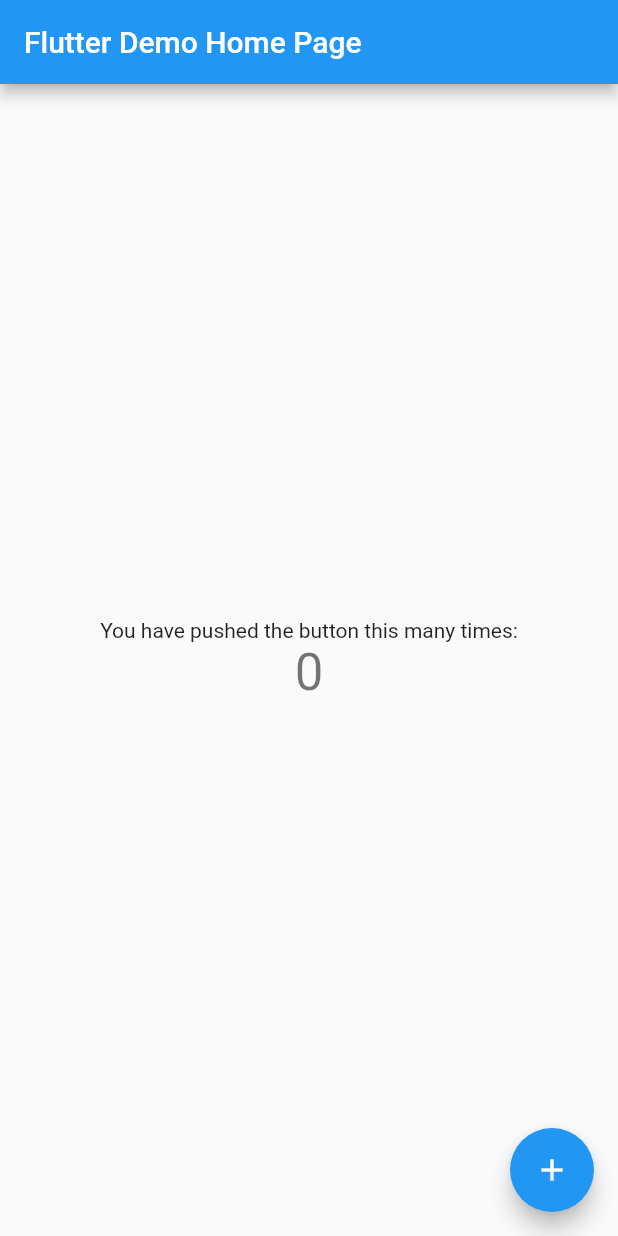
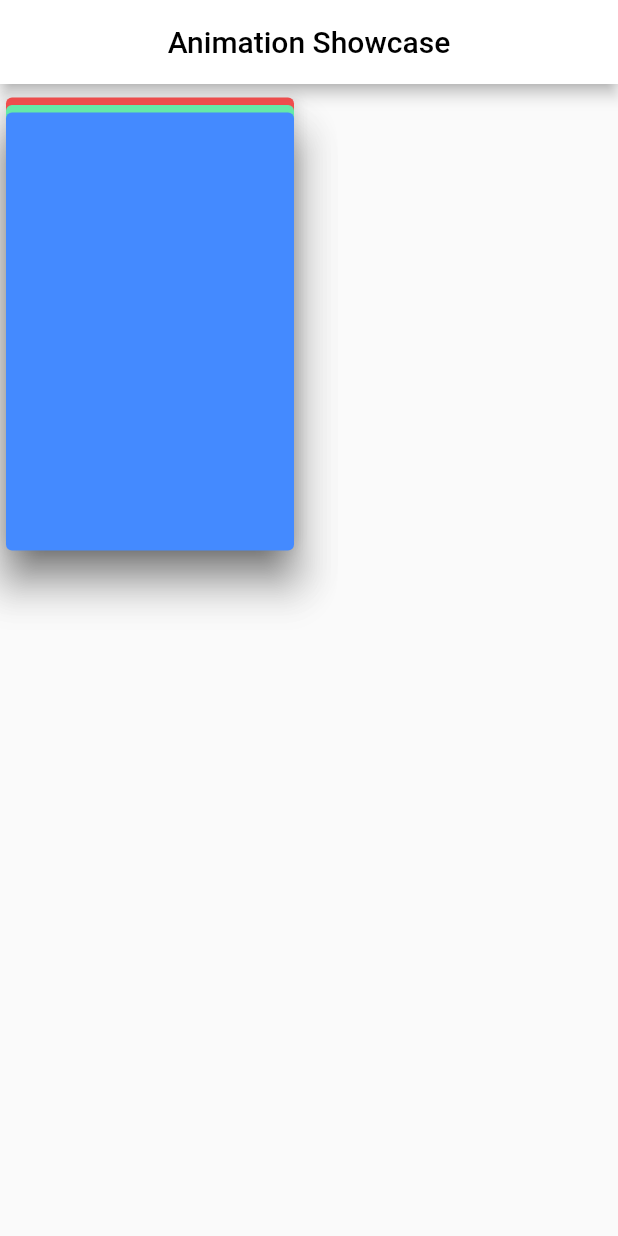
Before and after one commit to av153k/animation-showcase, a Flutter app: the screen it shows after launch, on a phone screen of 412 x 824 dp. Run offline on Flutter 3.47's test engine with Material 2 defaults, Android fonts, the phone set to English and light mode, and no system bars.

Commit message:
made the card

```diff
--- /dev/null
+++ b/lib/card_units.dart
@@ -0,0 +1,34 @@
+import 'package:flutter/material.dart';
+
+Widget getCards(Color color1, double margin) {
+  return Positioned(
+    top: margin,
+    child: Draggable(
+      affinity: Axis.horizontal,
+      axis: Axis.horizontal,
+      feedback: Card(
+        elevation: 12,
+        child: Center(
+          child: Container(
+            height: 300,
+            width: 200,
+          ),
+        ),
+      ),
+      child: Container(
+        height: 300,
+        width: 200,
+        child: Card(
+          color: color1,
+          elevation: 12,
+          child: Center(
+            child: Container(
+              height: 300,
+              width: 200,
+            ),
+          ),
+        ),
+      ),
+    ),
+  );
+}
--- a/lib/main.dart
+++ b/lib/main.dart
@@ -1,3 +1,4 @@
+import 'package:animation_showcase/card_units.dart';
 import 'package:flutter/material.dart';
 
 void main() {
@@ -9,7 +10,7 @@
   @override
   Widget build(BuildContext context) {
     return MaterialApp(
-      title: 'Flutter Demo',
+      title: 'Animation Showcase',
       theme: ThemeData(
         // This is the theme of your application.
         //
@@ -26,7 +27,7 @@
         // closer together (more dense) than on mobile platforms.
         visualDensity: VisualDensity.adaptivePlatformDensity,
       ),
-      home: MyHomePage(title: 'Flutter Demo Home Page'),
+      home: MyHomePage(title: 'Animation Showcase'),
     );
   }
 }
@@ -50,19 +51,6 @@
 }
 
 class _MyHomePageState extends State<MyHomePage> {
-  int _counter = 0;
-
-  void _incrementCounter() {
-    setState(() {
-      // This call to setState tells the Flutter framework that something has
-      // changed in this State, which causes it to rerun the build method below
-      // so that the display can reflect the updated values. If we changed
-      // _counter without calling setState(), then the build method would not be
-      // called again, and so nothing would appear to happen.
-      _counter++;
-    });
-  }
-
   @override
   Widget build(BuildContext context) {
     // This method is rerun every time setState is called, for instance as done
@@ -73,45 +61,22 @@
     // than having to individually change instances of widgets.
     return Scaffold(
       appBar: AppBar(
-        // Here we take the value from the MyHomePage object that was created by
-        // the App.build method, and use it to set our appbar title.
-        title: Text(widget.title),
+        backgroundColor: Colors.white,
+        centerTitle: true,
+        title: Text(
+          widget.title,
+          style: TextStyle(color: Colors.black),
+        ),
       ),
       body: Center(
-        // Center is a layout widget. It takes a single child and positions it
-        // in the middle of the parent.
-        child: Column(
-          // Column is also a layout widget. It takes a list of children and
-          // arranges them vertically. By default, it sizes itself to fit its
-          // children horizontally, and tries to be as tall as its parent.
-          //
-          // Invoke "debug painting" (press "p" in the console, choose the
-          // "Toggle Debug Paint" action from the Flutter Inspector in Android
-          // Studio, or the "Toggle Debug Paint" command in Visual Studio Code)
-          // to see the wireframe for each widget.
-          //
-          // Column has various properties to control how it sizes itself and
-          // how it positions its children. Here we use mainAxisAlignment to
-          // center the children vertically; the main axis here is the vertical
-          // axis because Columns are vertical (the cross axis would be
-          // horizontal).
-          mainAxisAlignment: MainAxisAlignment.center,
-          children: <Widget>[
-            Text(
-              'You have pushed the button this many times:',
-            ),
-            Text(
-              '$_counter',
-              style: Theme.of(context).textTheme.headline4,
-            ),
+        child: Stack(
+          children: [
+            getCards(Colors.redAccent, 5.0),
+            getCards(Colors.greenAccent, 10.0),
+            getCards(Colors.blueAccent, 15.0),
           ],
         ),
       ),
-      floatingActionButton: FloatingActionButton(
-        onPressed: _incrementCounter,
-        tooltip: 'Increment',
-        child: Icon(Icons.add),
-      ), // This trailing comma makes auto-formatting nicer for build methods.
     );
   }
 }
```
Also changed, not shown: pubspec.yaml (+2 -7 lines), lib/constants.dart (added), pubspec.lock.
